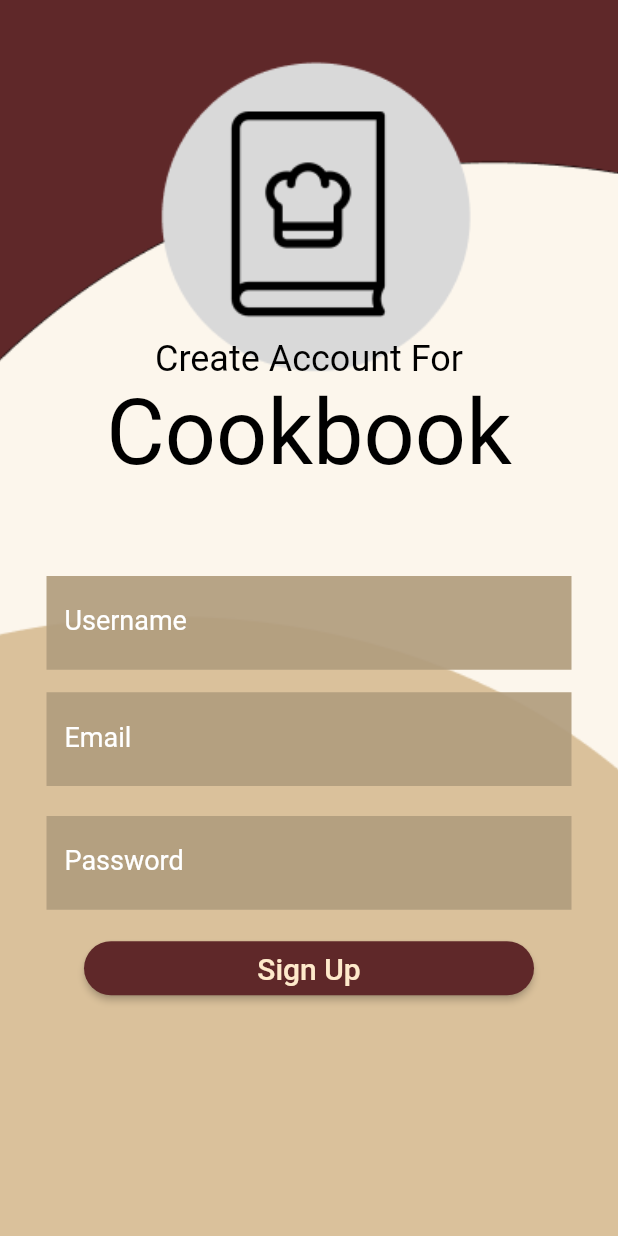
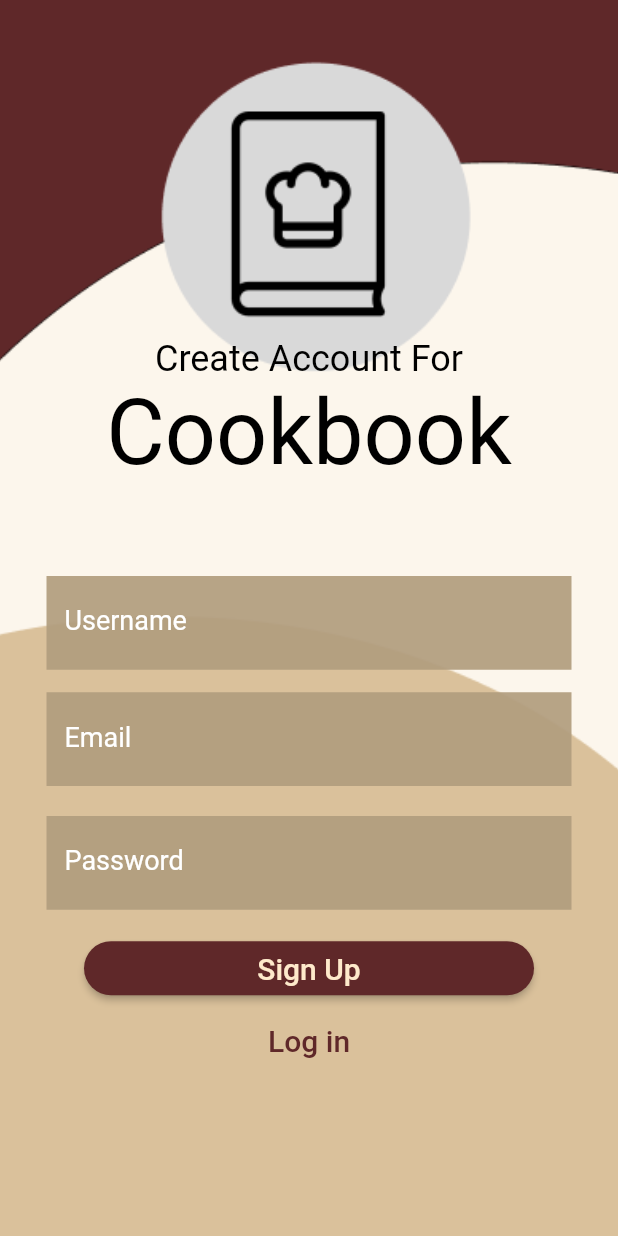
Before and after one commit to vincentv1345/COP4331-Recipe-Book, a Flutter app: the screen it shows after launch, after a tap on "Create One", on a phone screen of 412 x 824 dp. Run offline on Flutter 3.47's test engine with Material 2 defaults, Android fonts, the phone set to English and light mode, and no system bars.

Commit message:
Minor update to CreateAccount

```diff
--- a/mobile/lib/screens/CreateAccount.dart
+++ b/mobile/lib/screens/CreateAccount.dart
@@ -1,4 +1,5 @@
 import 'package:flutter/material.dart';
+import 'package:mobile/screens/LoginScreen.dart';
 import 'package:mobile/utils/getAPI.dart';
 import 'dart:convert';
 
@@ -214,7 +215,7 @@ class _MainPageState extends State<MainPage> {
 
                             try
                             {
-                              String url = 'https://cop4331-10.herokuapp.com/api/'; //http://www.flavordaddy.xyz/
+                              String url = 'https://cop4331-10.herokuapp.com/api/create_user'; //http://www.flavordaddy.xyz/
                               String ret = await RecipeData.getJson(url, payload);
                               jsonObject = json.decode(ret);
                               userId = jsonObject["id"];
@@ -253,6 +254,24 @@ class _MainPageState extends State<MainPage> {
                     )
                   ],
                 ), //BUTTON
+                Row(
+                  mainAxisAlignment: MainAxisAlignment.center, //Center Column contents vertically,
+                  crossAxisAlignment: CrossAxisAlignment.center,
+
+                  children: <Widget>[
+                    TextButton(
+                      child: const Text(
+                        'Log in',
+                        style: TextStyle(fontSize: 20, color: Color(0xff5F2829)),
+                      ),
+                      onPressed: () {
+                        //signup screen
+                        Navigator.of(context).push(MaterialPageRoute(
+                            builder: (context) => LoginScreen()));
+
+                      },)
+                  ],
+                ) //CREATE ACC
                /* Row(
                   mainAxisAlignment: MainAxisAlignment.center, //Center Column contents vertically,
                   crossAxisAlignment: CrossAxisAlignment.center,
--- a/mobile/lib/screens/LoginScreen.dart
+++ b/mobile/lib/screens/LoginScreen.dart
@@ -29,7 +29,6 @@ class _LoginScreenState extends State<LoginScreen> {
   void initState() {
     super.initState();
   }
-
 
 
   @override
@@ -232,7 +231,7 @@ class _MainPageState extends State<MainPage> {
                       TextButton(
                         child: const Text(
                           'Create One',
-                          style: TextStyle(fontSize: 20),
+                          style: TextStyle(fontSize: 20, color: Color(0xff5F2829)),
                         ),
                         onPressed: () {
                           //signup screen
@@ -248,7 +247,4 @@ class _MainPageState extends State<MainPage> {
     );
   }
 
-
-
-
 }
```
